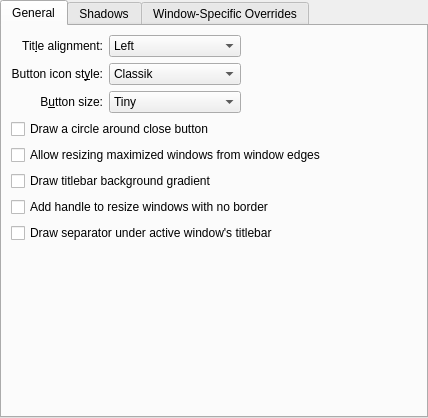
First picture: the form in kdecoration/config/ui/breezeconfigurationui.ui, repository paul4ig/breeze, before the edit.
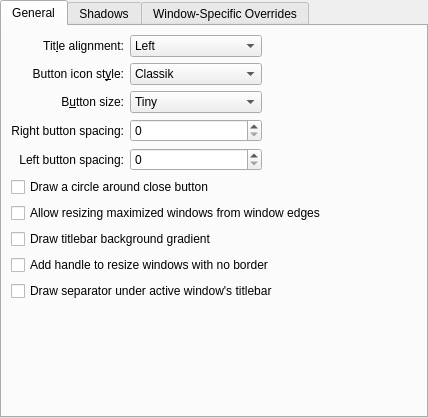
Second picture: the form after the edit. Custom widgets are drawn as their Qt base class.

Commit message: Added button spacing configuration

```diff
--- a/kdecoration/config/ui/breezeconfigurationui.ui
+++ b/kdecoration/config/ui/breezeconfigurationui.ui
@@ -88,6 +88,52 @@
          </item>
         </widget>
        </item>
+       <item row="3" column="0">
+        <widget class="QLabel" name="label_7">
+         <property name="text">
+          <string>Right button spacing:</string>
+         </property>
+         <property name="alignment">
+          <set>Qt::AlignRight|Qt::AlignTrailing|Qt::AlignVCenter</set>
+         </property>
+         <property name="buddy">
+          <cstring>buttonSpacingRight</cstring>
+         </property>
+        </widget>
+       </item>
+       <item row="3" column="1">
+        <widget class="QSpinBox" name="buttonSpacingRight">
+         <property name="suffix">
+          <string/>
+         </property>
+         <property name="prefix">
+          <string/>
+         </property>
+        </widget>
+       </item>
+       <item row="4" column="0">
+        <widget class="QLabel" name="label_8">
+         <property name="text">
+          <string>Left button spacing:</string>
+         </property>
+         <property name="alignment">
+          <set>Qt::AlignRight|Qt::AlignTrailing|Qt::AlignVCenter</set>
+         </property>
+         <property name="buddy">
+          <cstring>buttonSpacingLeft</cstring>
+         </property>
+        </widget>
+       </item>
+       <item row="4" column="1">
+        <widget class="QSpinBox" name="buttonSpacingLeft">
+         <property name="suffix">
+          <string/>
+         </property>
+         <property name="prefix">
+          <string/>
+         </property>
+        </widget>
+       </item>
        <item row="0" column="1">
         <widget class="QComboBox" name="titleAlignment">
          <item>
@@ -162,7 +208,7 @@
          </item>
         </widget>
        </item>
-       <item row="8" column="0" colspan="3">
+       <item row="10" column="0" colspan="3">
         <spacer name="verticalSpacer">
          <property name="orientation">
           <enum>Qt::Vertical</enum>
@@ -175,35 +221,35 @@
          </property>
         </spacer>
        </item>
-       <item row="6" column="0" colspan="3">
+       <item row="8" column="0" colspan="3">
         <widget class="QCheckBox" name="drawSizeGrip">
          <property name="text">
           <string>Add handle to resize windows with no border</string>
          </property>
         </widget>
        </item>
-       <item row="7" column="0" colspan="3">
+       <item row="9" column="0" colspan="3">
         <widget class="QCheckBox" name="drawTitleBarSeparator">
          <property name="text">
           <string>Draw separator under active window's titlebar</string>
          </property>
         </widget>
        </item>
-       <item row="4" column="0" colspan="3">
+       <item row="6" column="0" colspan="3">
         <widget class="QCheckBox" name="drawBorderOnMaximizedWindows">
          <property name="text">
           <string>Allow resizing maximized windows from window edges</string>
          </property>
         </widget>
        </item>
-       <item row="3" column="0" colspan="3">
+       <item row="5" column="0" colspan="3">
         <widget class="QCheckBox" name="outlineCloseButton">
          <property name="text">
           <string>Draw a circle around close button</string>
          </property>
         </widget>
        </item>
-       <item row="5" column="0" colspan="3">
+       <item row="7" column="0" colspan="3">
         <widget class="QCheckBox" name="drawBackgroundGradient">
          <property name="text">
           <string>Draw titlebar background gradient</string>
```
Left out of the diff: 3 changed lines with no effect on the pictures. The commit also changes 4 other files.
